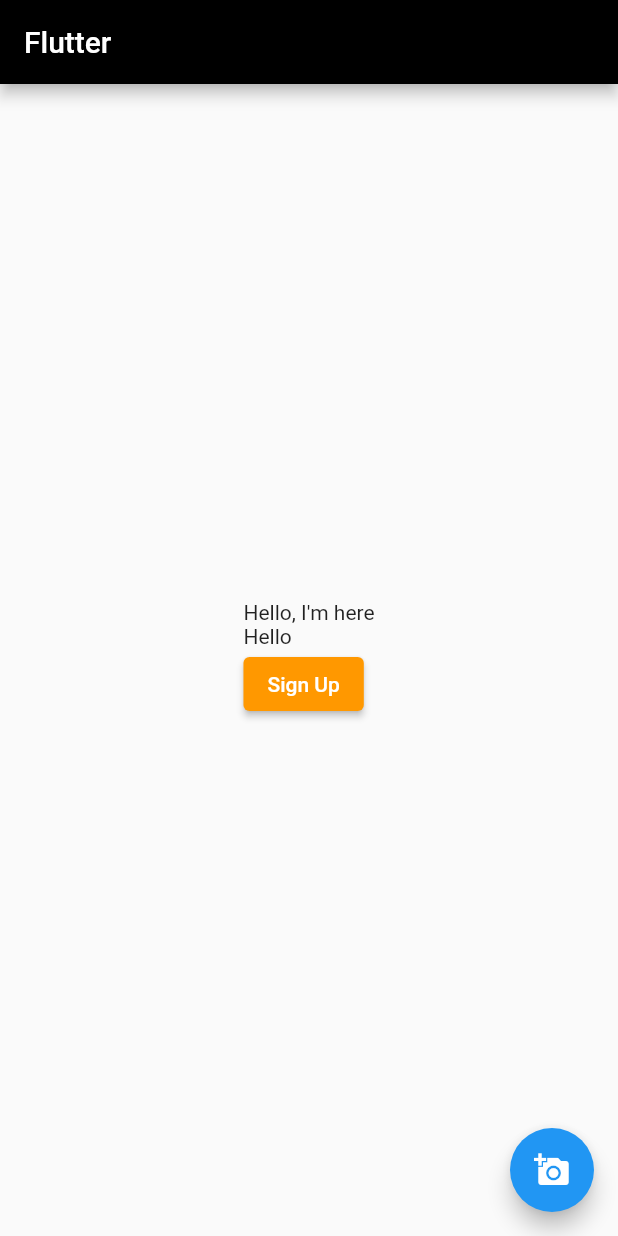
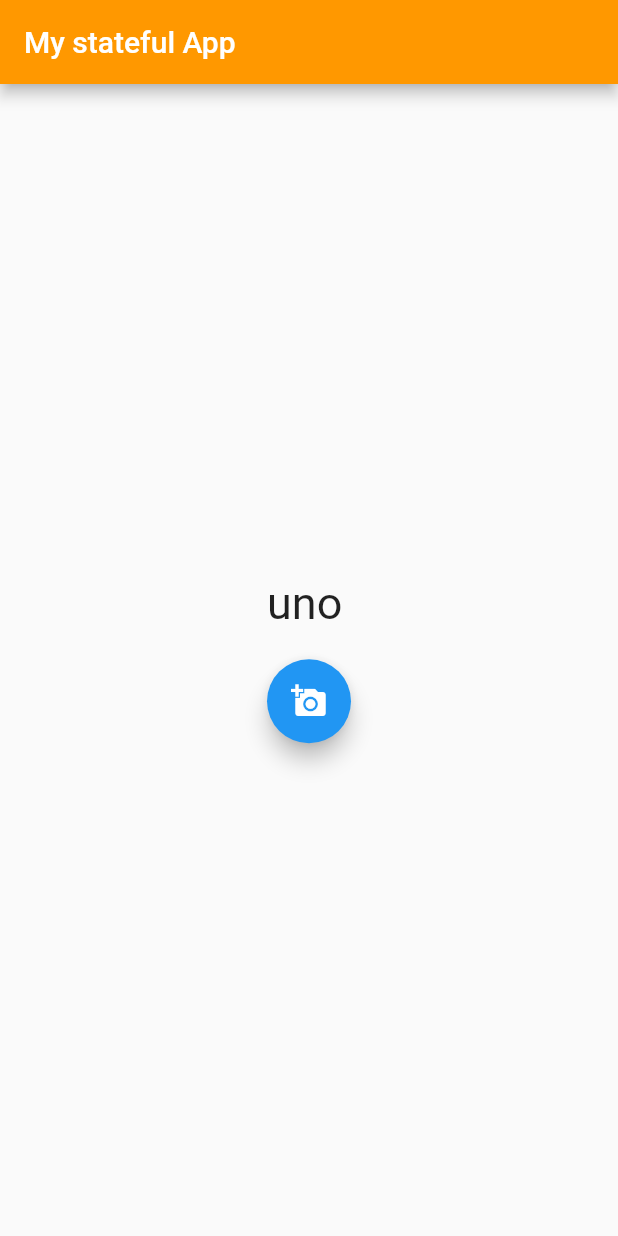
Before and after one commit to yadavswap/flutter_hello_world_app, a Flutter app: the screen it shows after launch, after a tap on the "add a photo" icon, on a phone screen of 412 x 824 dp. Run offline on Flutter 3.47's test engine with Material 2 defaults, Android fonts, the phone set to English and light mode, and no system bars.

```diff
--- a/lib/main.dart
+++ b/lib/main.dart
@@ -1,48 +1,67 @@
 import 'package:flutter/material.dart';
 
 void main() {
-  runApp(const MyApp());
-
+  runApp(MyButton());
 }
 
-class MyApp extends StatelessWidget {
-  const MyApp({super.key});
+class MyButton extends StatefulWidget {
+  const MyButton({Key? key}) : super(key: key);
   @override
-  Widget build(BuildContext context){
+  State<MyButton> createState() => _MyButtonState();
+}
+
+class _MyButtonState extends State<MyButton> {
+  int counter = 0;
+  String defaultText = "Spanish Numbers";
+
+  List<String> spanishNumbers = [
+    "uno",
+    "dos",
+    "tres",
+    "cuatro",
+    "cinco",
+    "seis",
+    "seite",
+    "ucho",
+    "nueve",
+    "diet",
+  ];
+
+  void displayText() {
+    setState(() {
+      defaultText = spanishNumbers[counter];
+      if (counter < 9) {
+        counter += 1;
+      } else {
+        counter = 0;
+      }
+    });
+  }
+
+  @override
+  Widget build(BuildContext context) {
     return MaterialApp(
-    title: 'Flutter App',
-    debugShowCheckedModeBanner: false,
-    theme: ThemeData(
-      primaryColor: Colors.green,
-      hintColor: Colors.orange,
-    ),
-    home: Scaffold(
+        home: Scaffold(
       appBar: AppBar(
-        title: const Text('Flutter'),
-        backgroundColor: Colors.black,
+        title: Text('My stateful App'),
+        backgroundColor: Colors.orange,
       ),
       body: Center(
         child: Column(
           crossAxisAlignment: CrossAxisAlignment.start,
           mainAxisAlignment: MainAxisAlignment.center,
-          children: [
-            const Text('Hello, I\'m here'),
-            const Text('Hello'),
-            ElevatedButton(
-              child: Text('Sign Up'),
-              onPressed: () {},
-              style: ButtonStyle(
-                  backgroundColor: MaterialStateProperty.all(Colors.orange),
-                  overlayColor: MaterialStateProperty.all(Colors.blue)),
-            ),
-          ],
-        ),
+
+         children: [
+          Text(defaultText, style: TextStyle(fontSize: 30.0)),
+          Padding(
+            padding: EdgeInsets.all(10),
+          ),
+          FloatingActionButton(
+            onPressed: displayText,
+            child: const Icon(Icons.add_a_photo),
+          )
+        ]),
       ),
-      floatingActionButton: FloatingActionButton(
-        onPressed: () {},
-        child: const Icon(Icons.add_a_photo),
-      ),
-    ),
-  );
+    ));
   }
 }
```
